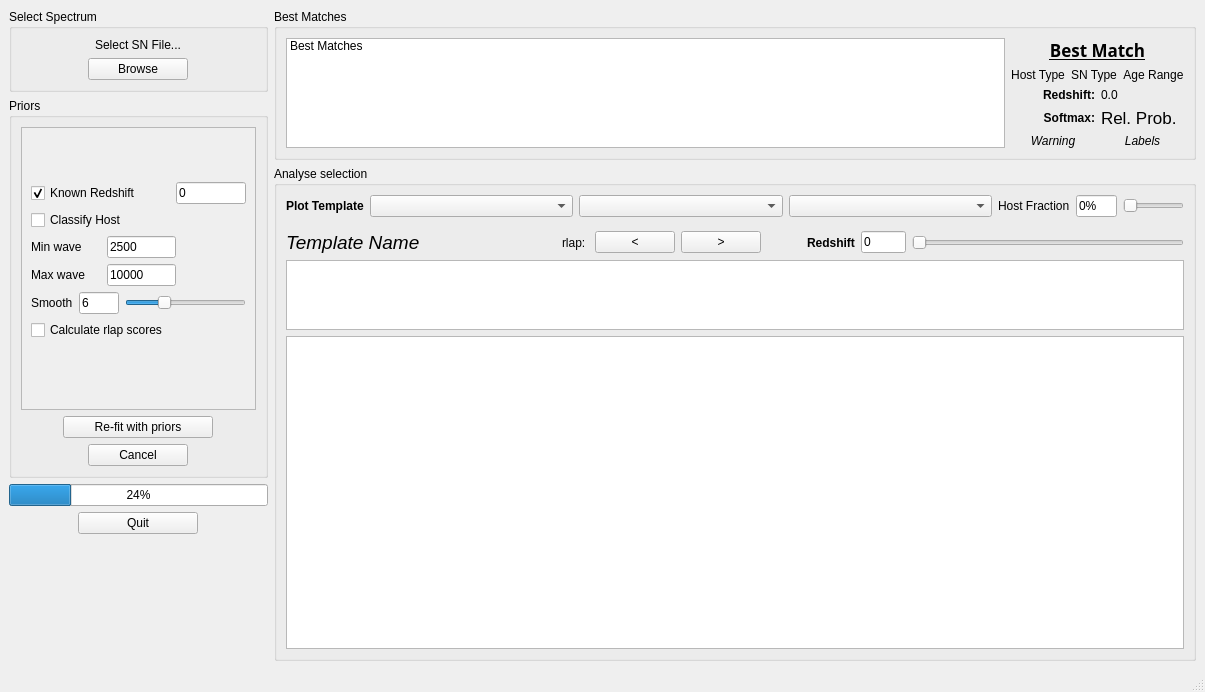
Qt form dash/design.ui (daniel-muthukrishna/astrodash) before a commit.
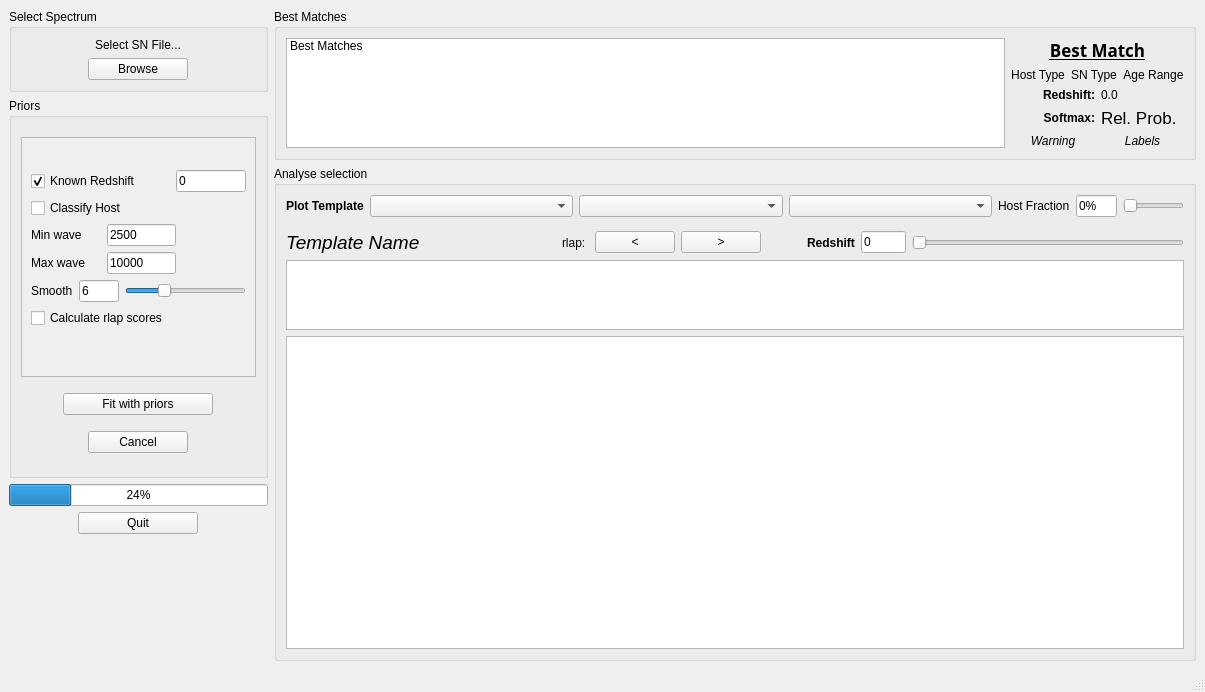
The same form after that commit. Custom widgets are drawn as their Qt base class.

Commit message: GUI changes: Added rest wavelength axis to top of plot which scales with redshift Removed redundant arguments from cross_corr Set max height sizes on GUI layouts.

```diff
--- a/dash/design.ui
+++ b/dash/design.ui
@@ -89,6 +89,12 @@
       </item>
       <item>
        <widget class="QGroupBox" name="groupBox">
+        <property name="maximumSize">
+         <size>
+          <width>16777215</width>
+          <height>390</height>
+         </size>
+        </property>
         <property name="title">
          <string>Priors</string>
         </property>
@@ -101,6 +107,12 @@
              <verstretch>0</verstretch>
             </sizepolicy>
            </property>
+           <property name="maximumSize">
+            <size>
+             <width>16777215</width>
+             <height>240</height>
+            </size>
+           </property>
            <property name="widgetResizable">
             <bool>true</bool>
            </property>
@@ -108,8 +120,8 @@
             <property name="geometry">
              <rect>
               <x>0</x>
-              <y>0</y>
-              <width>223</width>
+              <y>-6</y>
+              <width>208</width>
               <height>198</height>
              </rect>
             </property>
@@ -304,7 +316,7 @@
               </size>
              </property>
              <property name="text">
-              <string>Re-fit with priors</string>
+              <string>Fit with priors</string>
              </property>
             </widget>
            </item>
```
Left out of the diff: 6 changed lines with no effect on the pictures. The commit also changes 15 other files.
